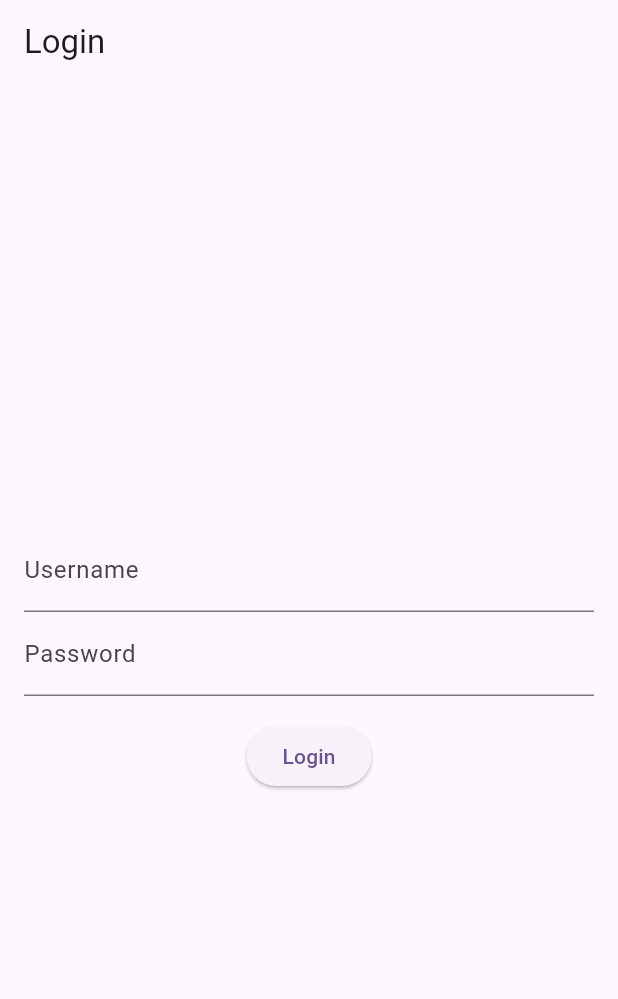
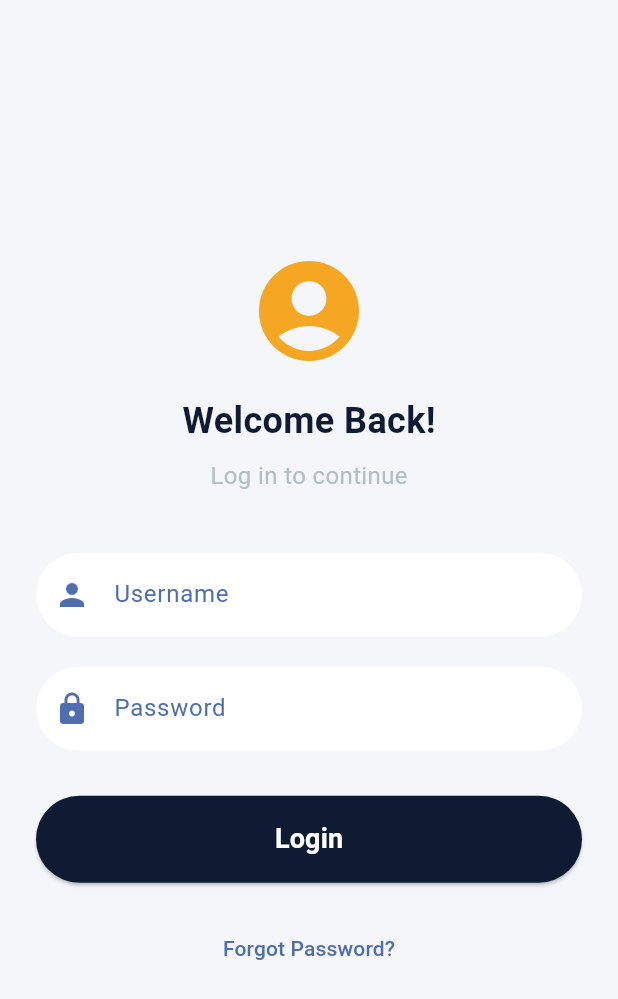
Before and after one commit to hasanseam/ATS, a Flutter app: the screen it shows after launch, on a phone screen of 412 x 824 dp. Shown: the top 999 px of the screen. Run offline on Flutter 3.47's test engine with Material 3 defaults, Android fonts, the phone set to English and light mode, and no system bars; our stand-ins replace bloc, equatable, flutter_bloc, get_it; missing offline and left inert: barcode_scan2.

```diff
--- a/attendance_system/lib/data/models/attendance.dart
+++ b/attendance_system/lib/data/models/attendance.dart
@@ -1,17 +1,37 @@
 class Attendance {
-  final String personName;
+  final String studentID;
+  final String studentName;
+  final String inOut;
+  final String staff;
+  final String macAddress;
 
-  Attendance({required this.personName});
+  Attendance({
+    required this.studentID,
+    required this.studentName,
+    required this.inOut,
+    required this.staff,
+    required this.macAddress,
+  });
 
   // Factory method to create an Attendance object from a JSON response
   factory Attendance.fromJson(Map<String, dynamic> json) {
-    return Attendance(personName: json['person_name']);
+    return Attendance(
+      studentID: json['student_id'],
+      studentName: json['student_name'],
+      inOut: json['in_out'],
+      staff: json['staff'],
+      macAddress: json['mac_address'],
+    );
   }
 
   // Method to convert Attendance object to JSON
   Map<String, dynamic> toJson() {
     return {
-      'person_name': personName,
+      'student_id': studentID,
+      'student_name': studentName,
+      'in_out': inOut,
+      'staff': staff,
+      'mac_address': macAddress,
     };
   }
 }
--- a/attendance_system/lib/locator.dart
+++ b/attendance_system/lib/locator.dart
@@ -8,8 +8,9 @@ import 'domain/usecases/create_attendance.dart';
 GetIt locator = GetIt.instance;
 
 void setupLocator() {
-  locator.registerLazySingleton(() => AuthBloc());
+
   locator.registerLazySingleton<ApiService>(() => ApiService()); // Registering ApiService
+  locator.registerLazySingleton(() => AuthBloc(apiService: locator()));
 // Register AttendanceRepository, passing in the ApiService dependency
   locator.registerLazySingleton<AttendanceRepository>(() => AttendanceRepository(apiService: locator()));
 // Now register CreateAttendance with the already registered AttendanceRepository
--- a/attendance_system/lib/main.dart
+++ b/attendance_system/lib/main.dart
@@ -24,7 +24,7 @@ class MyApp extends StatelessWidget {
       providers: [
         // Directly providing AuthBloc globally
         BlocProvider<AuthBloc>(
-          create: (context) => AuthBloc(),
+          create: (context) => AuthBloc(apiService:apiService),
         ),
         // Directly providing AttendanceBloc globally
         BlocProvider<AttendanceBloc>(
--- a/attendance_system/lib/presentation/screens/login_screen.dart
+++ b/attendance_system/lib/presentation/screens/login_screen.dart
@@ -3,6 +3,7 @@ import 'package:flutter_bloc/flutter_bloc.dart';
 import '../../blocs/auth/auth_bloc.dart';
 import '../../blocs/auth/auth_event.dart';
 import '../../blocs/auth/auth_state.dart';
+import '../../colors.dart';
 import 'home_screen.dart'; // Make sure to import HomeScreen
 
 class LoginScreen extends StatelessWidget {
@@ -12,14 +13,13 @@ class LoginScreen extends StatelessWidget {
   @override
   Widget build(BuildContext context) {
     return Scaffold(
-      appBar: AppBar(title: Text("Login")),
+      backgroundColor: AppColors.backgroundColor, // Use your custom background color
       body: BlocListener<AuthBloc, AuthState>(
         listener: (context, state) {
           if (state is AuthAuthenticated) {
-            // Navigate to the home screen on successful login
             Navigator.pushReplacement(
               context,
-              MaterialPageRoute(builder: (context) => HomeScreen()),
+              MaterialPageRoute(builder: (context) => HomeScreen(staffName: _usernameController.text)),
             );
           } else if (state is AuthError) {
             ScaffoldMessenger.of(context).showSnackBar(
@@ -27,21 +27,28 @@ class LoginScreen extends StatelessWidget {
             );
           }
         },
+        child: Center(
+          child: SingleChildScrollView(
             child: Padding(
-          padding: EdgeInsets.all(16.0),
+              padding: const EdgeInsets.symmetric(horizontal: 24.0),
               child: Column(
-            mainAxisAlignment: MainAxisAlignment.center,
+                crossAxisAlignment: CrossAxisAlignment.stretch,
                 children: [
-              TextField(
+                  _buildHeader(),
+                  SizedBox(height: 40),
+                  _buildTextField(
                     controller: _usernameController,
-                decoration: InputDecoration(labelText: 'Username'),
+                    label: "Username",
+                    icon: Icons.person,
                   ),
-              TextField(
+                  SizedBox(height: 20),
+                  _buildTextField(
                     controller: _passwordController,
-                decoration: InputDecoration(labelText: 'Password'),
+                    label: "Password",
+                    icon: Icons.lock,
                     obscureText: true,
                   ),
-              SizedBox(height: 16),
+                  SizedBox(height: 30),
                   ElevatedButton(
                     onPressed: () {
                       context.read<AuthBloc>().add(
@@ -51,12 +58,94 @@ class LoginScreen extends StatelessWidget {
                         ),
                       );
                     },
-                child: Text("Login"),
+                    style: ElevatedButton.styleFrom(
+                      backgroundColor: AppColors.primaryColor, // Primary button color
+                      padding: const EdgeInsets.symmetric(vertical: 16.0),
+                      shape: RoundedRectangleBorder(
+                        borderRadius: BorderRadius.circular(30.0),
+                      ),
+                    ),
+                    child: Text(
+                      "Login",
+                      style: TextStyle(
+                        color: AppColors.textPrimaryColor, // White text
+                        fontSize: 18,
+                        fontWeight: FontWeight.bold,
+                      ),
+                    ),
+                  ),
+                  SizedBox(height: 20),
+                  TextButton(
+                    onPressed: () {
+                      // Handle forgot password
+                    },
+                    child: Text(
+                      "Forgot Password?",
+                      style: TextStyle(
+                        color: AppColors.secondaryColor, // Accent secondary color
+                        fontSize: 14,
+                      ),
+                    ),
                   ),
                 ],
               ),
             ),
           ),
+        ),
+      ),
+    );
+  }
+
+  Widget _buildHeader() {
+    return Column(
+      children: [
+        Icon(
+          Icons.account_circle,
+          color: AppColors.accentColor, // Accent color
+          size: 80,
+        ),
+        SizedBox(height: 16),
+        Text(
+          "Welcome Back!",
+          style: TextStyle(
+            fontSize: 24,
+            fontWeight: FontWeight.bold,
+            color: AppColors.primaryColor, // Primary color
+          ),
+        ),
+        SizedBox(height: 8),
+        Text(
+          "Log in to continue",
+          style: TextStyle(
+            fontSize: 16,
+            color: AppColors.textSecondaryColor, // Secondary text color
+          ),
+        ),
+      ],
+    );
+  }
+
+  Widget _buildTextField({
+    required TextEditingController controller,
+    required String label,
+    required IconData icon,
+    bool obscureText = false,
+  }) {
+    return TextField(
+      controller: controller,
+      obscureText: obscureText,
+      decoration: InputDecoration(
+        filled: true,
+        fillColor: Colors.white,
+        prefixIcon: Icon(icon, color: AppColors.secondaryColor),
+        labelText: label,
+        labelStyle: TextStyle(color: AppColors.secondaryColor),
+        border: OutlineInputBorder(
+          borderRadius: BorderRadius.circular(30.0),
+          borderSide: BorderSide.none,
+        ),
+        contentPadding: EdgeInsets.symmetric(vertical: 16.0, horizontal: 16.0),
+      ),
     );
   }
 }
--- a/attendance_system/pubspec.yaml
+++ b/attendance_system/pubspec.yaml
@@ -41,6 +41,7 @@ dependencies:
   sensors_plus: ^6.1.0
   http: ^1.2.2
   get_it: ^8.0.2
+  flutter_secure_storage: ^9.2.2
 
 dev_dependencies:
   flutter_test:
```
Also changed, not shown: attendance_system/lib/blocs/auth/auth_bloc.dart (+13 -10 lines), attendance_system/lib/data/services/api_service.dart (+60 -2 lines), attendance_system/lib/presentation/screens/home_screen.dart (+142 -40 lines), attendance_system/pubspec.lock, 14 other files. Lines whose indentation alone changed are shown as unchanged.
